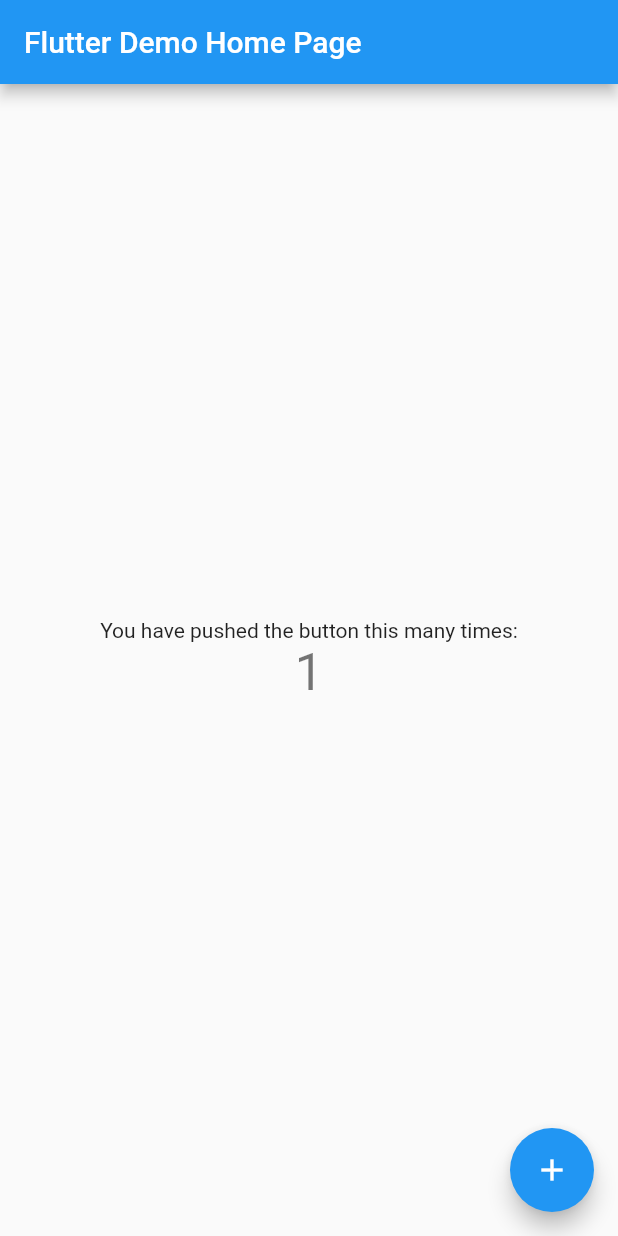
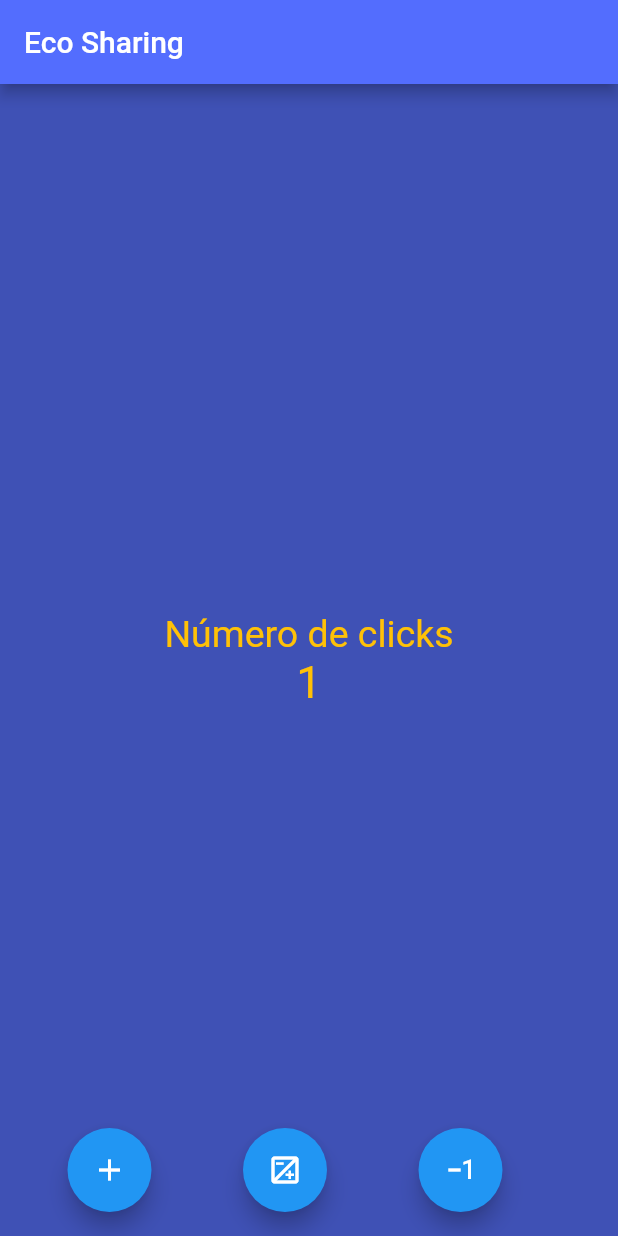
Before and after one commit to asanchezzdam1/22-23_PMDM_Flutter, a Flutter app: the screen it shows after launch, after a tap on the "add" icon, on a phone screen of 412 x 824 dp. Run offline on Flutter 3.47's test engine with Material 2 defaults, Android fonts, the phone set to English and light mode, and no system bars.

Commit message:
HomeScreen: pantalla estática Counter_Screen: pantalla dinámica con un contador con tres botones

```diff
--- /dev/null
+++ b/eco_sharing/lib/Screens/counter_screen.dart
@@ -0,0 +1,85 @@
+import 'package:flutter/material.dart';
+
+class CounterScreen extends StatefulWidget {
+  const CounterScreen({super.key});
+
+  @override
+  State<StatefulWidget> createState() => _CounterScreenState();
+}
+
+class _CounterScreenState extends State<StatefulWidget> {
+  int counter = 0;
+
+  void increase() {
+    counter++;
+    setState(() {});
+  }
+
+  void decrease() {
+    counter--;
+    setState(() {});
+  }
+
+  void reset() {
+    counter = 0;
+    setState(() {});
+  }
+
+  @override
+  Widget build(BuildContext context) {
+    Center miElementoCentrado = Center(
+        child: Column(
+      mainAxisAlignment: MainAxisAlignment.center,
+      children: [
+        const Text(
+          'Número de clicks',
+          style: TextStyle(color: Colors.amber, fontSize: 25),
+        ),
+        Text('$counter',
+            style: const TextStyle(color: Colors.amber, fontSize: 30))
+      ],
+    ));
+
+    return Scaffold(
+        backgroundColor: Colors.indigo,
+        appBar: AppBar(
+          backgroundColor: Colors.indigoAccent,
+          title: const Text('Eco Sharing'),
+        ),
+        body: miElementoCentrado,
+        floatingActionButton: CustomFloatingActions(
+          increaseFn: increase,
+          descreaseFn: decrease,
+          resetFn: reset,
+        ));
+  }
+}
+
+class CustomFloatingActions extends StatelessWidget {
+  const CustomFloatingActions(
+      {Key? key,
+      required this.increaseFn,
+      required this.descreaseFn,
+      required this.resetFn});
+
+  final Function increaseFn;
+  final Function descreaseFn;
+  final Function resetFn;
+
+  @override
+  Widget build(BuildContext context) {
+    return Row(
+      mainAxisAlignment: MainAxisAlignment.spaceEvenly,
+      children: [
+        FloatingActionButton(
+            child: const Icon(Icons.add), onPressed: () => increaseFn()),
+        FloatingActionButton(
+            child: const Icon(Icons.exposure_outlined),
+            onPressed: () => resetFn()),
+        FloatingActionButton(
+            child: const Icon(Icons.exposure_minus_1_outlined),
+            onPressed: () => descreaseFn())
+      ],
+    );
+  }
+}
--- a/eco_sharing/lib/main.dart
+++ b/eco_sharing/lib/main.dart
@@ -1,115 +1,18 @@
+import 'package:eco_sharing/Screens/counter_screen.dart';
 import 'package:flutter/material.dart';
 
 void main() {
-  runApp(const MyApp());
+  runApp(const EcoSharing());
 }
 
-class MyApp extends StatelessWidget {
-  const MyApp({super.key});
+class EcoSharing extends StatelessWidget {
+  const EcoSharing({super.key});
 
-  // This widget is the root of your application.
   @override
   Widget build(BuildContext context) {
-    return MaterialApp(
-      title: 'Flutter Demo',
-      theme: ThemeData(
-        // This is the theme of your application.
-        //
-        // Try running your application with "flutter run". You'll see the
-        // application has a blue toolbar. Then, without quitting the app, try
-        // changing the primarySwatch below to Colors.green and then invoke
-        // "hot reload" (press "r" in the console where you ran "flutter run",
-        // or simply save your changes to "hot reload" in a Flutter IDE).
-        // Notice that the counter didn't reset back to zero; the application
-        // is not restarted.
-        primarySwatch: Colors.blue,
-      ),
-      home: const MyHomePage(title: 'Flutter Demo Home Page'),
+    return const MaterialApp(
+      debugShowCheckedModeBanner: false,
+      home: CounterScreen(),
     );
   }
 }
-
-class MyHomePage extends StatefulWidget {
-  const MyHomePage({super.key, required this.title});
-
-  // This widget is the home page of your application. It is stateful, meaning
-  // that it has a State object (defined below) that contains fields that affect
-  // how it looks.
-
-  // This class is the configuration for the state. It holds the values (in this
-  // case the title) provided by the parent (in this case the App widget) and
-  // used by the build method of the State. Fields in a Widget subclass are
-  // always marked "final".
-
-  final String title;
-
-  @override
-  State<MyHomePage> createState() => _MyHomePageState();
-}
-
-class _MyHomePageState extends State<MyHomePage> {
-  int _counter = 0;
-
-  void _incrementCounter() {
-    setState(() {
-      // This call to setState tells the Flutter framework that something has
-      // changed in this State, which causes it to rerun the build method below
-      // so that the display can reflect the updated values. If we changed
-      // _counter without calling setState(), then the build method would not be
-      // called again, and so nothing would appear to happen.
-      _counter++;
-    });
-  }
-
-  @override
-  Widget build(BuildContext context) {
-    // This method is rerun every time setState is called, for instance as done
-    // by the _incrementCounter method above.
-    //
-    // The Flutter framework has been optimized to make rerunning build methods
-    // fast, so that you can just rebuild anything that needs updating rather
-    // than having to individually change instances of widgets.
-    return Scaffold(
-      appBar: AppBar(
-        // Here we take the value from the MyHomePage object that was created by
-        // the App.build method, and use it to set our appbar title.
-        title: Text(widget.title),
-      ),
-      body: Center(
-        // Center is a layout widget. It takes a single child and positions it
-        // in the middle of the parent.
-        child: Column(
-          // Column is also a layout widget. It takes a list of children and
-          // arranges them vertically. By default, it sizes itself to fit its
-          // children horizontally, and tries to be as tall as its parent.
-          //
-          // Invoke "debug painting" (press "p" in the console, choose the
-          // "Toggle Debug Paint" action from the Flutter Inspector in Android
-          // Studio, or the "Toggle Debug Paint" command in Visual Studio Code)
-          // to see the wireframe for each widget.
-          //
-          // Column has various properties to control how it sizes itself and
-          // how it positions its children. Here we use mainAxisAlignment to
-          // center the children vertically; the main axis here is the vertical
-          // axis because Columns are vertical (the cross axis would be
-          // horizontal).
-          mainAxisAlignment: MainAxisAlignment.center,
-          children: <Widget>[
-            const Text(
-              'You have pushed the button this many times:',
-            ),
-            Text(
-              '$_counter',
-              style: Theme.of(context).textTheme.headline4,
-            ),
-          ],
-        ),
-      ),
-      floatingActionButton: FloatingActionButton(
-        onPressed: _incrementCounter,
-        tooltip: 'Increment',
-        child: const Icon(Icons.add),
-      ), // This trailing comma makes auto-formatting nicer for build methods.
-    );
-  }
-}
```
Also changed, not shown: eco_sharing/lib/Screens/home_screen.dart (added, +38 -0 lines).
